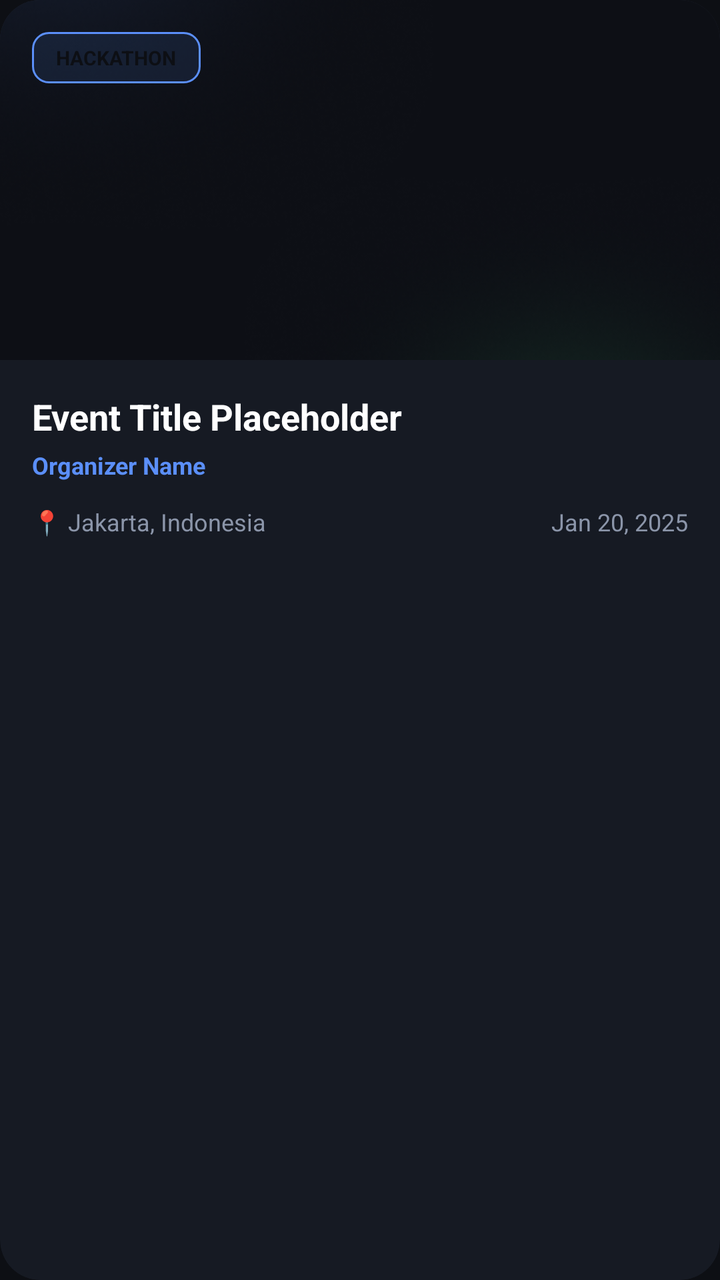
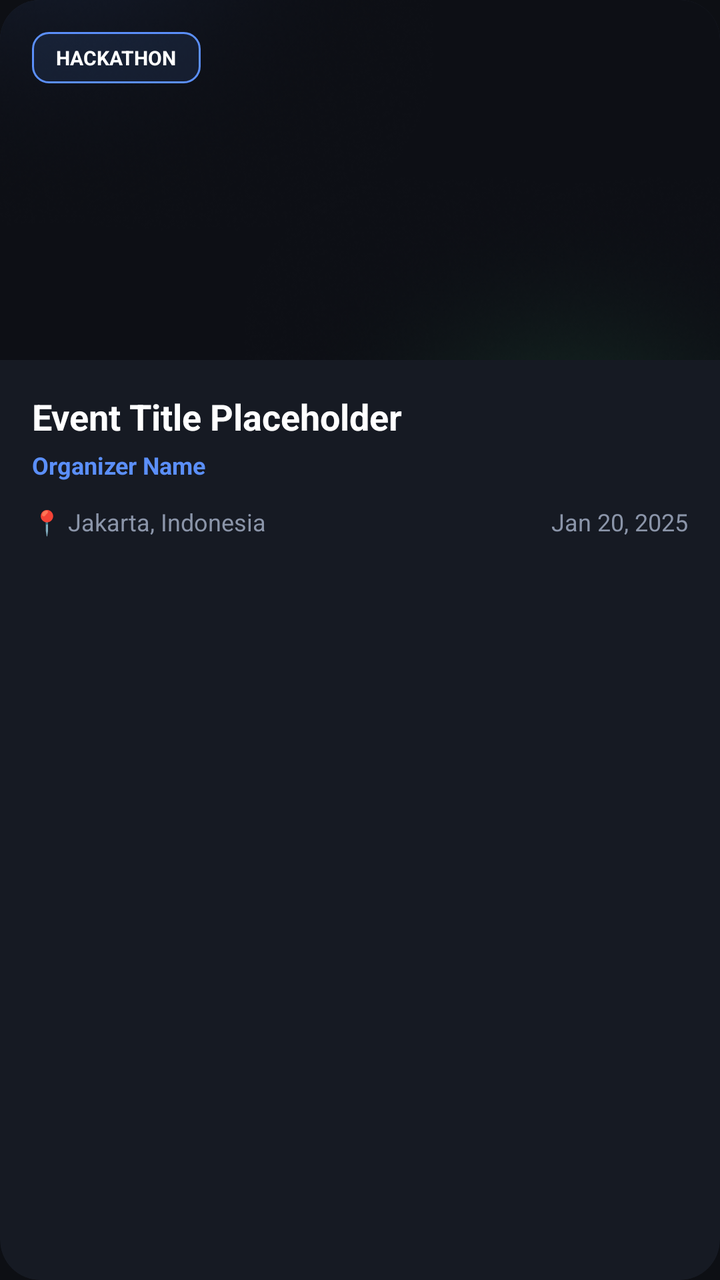

Compare the two renders of this Android layout. The source of the first and the diff that turns it into the second are given below.
<!-- AndroidManifest.xml: application theme Theme.Joko -->
<!-- res/layout/item_event.xml -->
<?xml version="1.0" encoding="utf-8"?>
<androidx.cardview.widget.CardView xmlns:android="http://schemas.android.com/apk/res/android"
    xmlns:app="http://schemas.android.com/apk/res-auto"
    android:id="@+id/cvEvent"
    android:layout_width="match_parent"
    android:layout_height="wrap_content"
    android:layout_marginBottom="16dp"
    android:clickable="true"
    android:focusable="true"
    android:foreground="?android:attr/selectableItemBackground"
    app:cardBackgroundColor="@color/bg_surface"
    app:cardCornerRadius="20dp"
    app:cardElevation="0dp">

    <LinearLayout
        android:layout_width="match_parent"
        android:layout_height="wrap_content"
        android:orientation="vertical">

        <RelativeLayout
            android:layout_width="match_parent"
            android:layout_height="180dp">

            <ImageView
                android:id="@+id/ivEventBanner"
                android:layout_width="match_parent"
                android:layout_height="match_parent"
                android:background="@color/bg_elevated"
                android:scaleType="centerCrop"
                android:src="@drawable/login_screen_overlay" />

            <TextView
                android:id="@+id/tvCategoryLabel"
                android:layout_width="wrap_content"
                android:layout_height="wrap_content"
                android:layout_margin="16dp"
                android:background="@drawable/bg_input_field"
                android:backgroundTint="@color/primary"
                android:paddingHorizontal="12dp"
                android:paddingVertical="6dp"
                android:text="HACKATHON"
                android:textColor="@color/bg_base"
                android:textSize="10sp"
                android:textStyle="bold" />
        </RelativeLayout>

        <LinearLayout
            android:layout_width="match_parent"
            android:layout_height="wrap_content"
            android:orientation="vertical"
            android:padding="16dp">

            <TextView
                android:id="@+id/tvEventTitle"
                android:layout_width="match_parent"
                android:layout_height="wrap_content"
                android:text="Event Title Placeholder"
                android:textColor="@color/white"
                android:textSize="18sp"
                android:textStyle="bold" />

            <TextView
                android:id="@+id/tvOrganizer"
                android:layout_width="match_parent"
                android:layout_height="wrap_content"
                android:layout_marginTop="4dp"
                android:text="Organizer Name"
                android:textColor="@color/primary"
                android:textSize="12sp"
                android:textStyle="bold" />

            <LinearLayout
                android:layout_width="match_parent"
                android:layout_height="wrap_content"
                android:layout_marginTop="12dp"
                android:gravity="center_vertical"
                android:orientation="horizontal">

                <TextView
                    android:id="@+id/tvLocation"
                    android:layout_width="0dp"
                    android:layout_height="wrap_content"
                    android:layout_weight="1"
                    android:text="📍 Jakarta, Indonesia"
                    android:textColor="@color/text_secondary"
                    android:textSize="12sp" />

                <TextView
                    android:id="@+id/tvDate"
                    android:layout_width="wrap_content"
                    android:layout_height="wrap_content"
                    android:text="Jan 20, 2025"
                    android:textColor="@color/text_secondary"
                    android:textSize="12sp" />
            </LinearLayout>

            <com.google.android.material.chip.ChipGroup
                android:id="@+id/cgItemTags"
                android:layout_width="match_parent"
                android:layout_height="wrap_content"
                android:layout_marginTop="8dp"
                app:chipSpacingHorizontal="4dp" />

        </LinearLayout>
    </LinearLayout>
</androidx.cardview.widget.CardView>
<!-- resources referenced by this layout -->
<resources>
  <color name="bg_base">#0D0F14</color>
  <color name="bg_elevated">#1E2330</color>
  <color name="bg_surface">#161A23</color>
  <color name="primary">#5B8FF9</color>
  <color name="text_secondary">#8B95A9</color>
  <color name="white">#FFFFFFFF</color>
  <!-- drawable bg_input_field (drawable) -->
  <?xml version="1.0" encoding="utf-8"?>
  <shape xmlns:android="http://schemas.android.com/apk/res/android">
      <solid android:color="#1AFFFFFF" />
      <corners android:radius="8dp" />
      <stroke android:width="1dp" android:color="@color/outline_variant" />
  </shape>
  <!-- drawable login_screen_overlay: png bitmap (drawable, 197422 bytes) -->
  <style name="Theme.Joko" parent="Base.Theme.Joko" />
  <color name="outline_variant">#424753</color>
  <style name="Base.Theme.Joko" parent="Theme.Material3.DayNight.NoActionBar">
          <item name="colorPrimary">@color/primary</item>
          <item name="android:statusBarColor">@color/bg_base</item>
          <item name="android:windowBackground">@color/bg_base</item>
  
          
          <item name="fontFamily">@font/font_body</item>
  
          <item name="textAppearanceHeadlineLarge">@style/TextAppearance.App.HeadlineLarge</item>
          <item name="textAppearanceHeadlineMedium">@style/TextAppearance.App.HeadlineMedium</item>
          <item name="textAppearanceHeadlineSmall">@style/TextAppearance.App.HeadlineSmall</item>
          <item name="textAppearanceTitleLarge">@style/TextAppearance.App.TitleLarge</item>
      </style>
  <style name="TextAppearance.App.HeadlineLarge" parent="TextAppearance.Material3.HeadlineLarge">
          <item name="fontFamily">@font/font_headlines</item>
          <item name="android:fontFamily">@font/font_headlines</item>
      </style>
  <style name="TextAppearance.App.HeadlineMedium" parent="TextAppearance.Material3.HeadlineMedium">
          <item name="fontFamily">@font/font_headlines</item>
          <item name="android:fontFamily">@font/font_headlines</item>
      </style>
  <style name="TextAppearance.App.HeadlineSmall" parent="TextAppearance.Material3.HeadlineSmall">
          <item name="fontFamily">@font/font_headlines</item>
          <item name="android:fontFamily">@font/font_headlines</item>
      </style>
  <style name="TextAppearance.App.TitleLarge" parent="TextAppearance.Material3.TitleLarge">
          <item name="fontFamily">@font/font_headlines</item>
          <item name="android:fontFamily">@font/font_headlines</item>
          <item name="android:textStyle">bold</item>
      </style>
</resources>

<!-- the commit's change to res/layout/item_event.xml (unified diff, before → after) -->
@@ -39,7 +39,7 @@
                 android:paddingHorizontal="12dp"
                 android:paddingVertical="6dp"
                 android:text="HACKATHON"
-                android:textColor="@color/bg_base"
+                android:textColor="@color/white"
                 android:textSize="10sp"
                 android:textStyle="bold" />
         </RelativeLayout>
